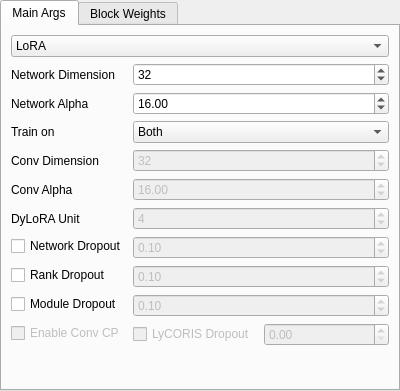
derrian-distro/LoRA_Easy_Training_Scripts, file ui_files/NetworkUI.ui: the form before one commit.
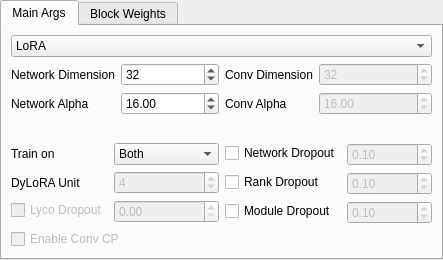
The form after the commit. Custom widgets are drawn as their Qt base class.

Patch:
```diff
--- a/ui_files/NetworkUI.ui
+++ b/ui_files/NetworkUI.ui
@@ -6,10 +6,16 @@
    <rect>
     <x>0</x>
     <y>0</y>
-    <width>400</width>
-    <height>391</height>
+    <width>443</width>
+    <height>260</height>
    </rect>
   </property>
+  <property name="sizePolicy">
+   <sizepolicy hsizetype="Preferred" vsizetype="Preferred">
+    <horstretch>0</horstretch>
+    <verstretch>0</verstretch>
+   </sizepolicy>
+  </property>
   <property name="minimumSize">
    <size>
     <width>0</width>
@@ -59,7 +65,7 @@
       <attribute name="title">
        <string>Main Args</string>
       </attribute>
-      <layout class="QFormLayout" name="formLayout_2">
+      <layout class="QGridLayout" name="gridLayout">
        <item row="0" column="0" colspan="2">
         <widget class="ComboBox" name="algo_select">
          <property name="focusPolicy">
@@ -106,14 +112,22 @@
         </widget>
        </item>
        <item row="1" column="0">
+        <layout class="QFormLayout" name="formLayout">
+         <item row="0" column="0">
         <widget class="QLabel" name="network_dim_label">
          <property name="text">
           <string>Network Dimension</string>
          </property>
         </widget>
        </item>
-       <item row="1" column="1">
+         <item row="0" column="1">
         <widget class="SpinBox" name="network_dim_input">
+           <property name="maximumSize">
+            <size>
+             <width>16777215</width>
+             <height>16777215</height>
+            </size>
+           </property>
          <property name="focusPolicy">
           <enum>Qt::StrongFocus</enum>
          </property>
@@ -131,15 +145,21 @@
          </property>
         </widget>
        </item>
-       <item row="2" column="0">
+         <item row="1" column="0">
         <widget class="QLabel" name="network_alpha_label">
          <property name="text">
           <string>Network Alpha</string>
          </property>
         </widget>
        </item>
-       <item row="2" column="1">
+         <item row="1" column="1">
         <widget class="DoubleSpinBox" name="network_alpha_input">
+           <property name="maximumSize">
+            <size>
+             <width>16777215</width>
+             <height>16777215</height>
+            </size>
+           </property>
          <property name="focusPolicy">
           <enum>Qt::StrongFocus</enum>
          </property>
@@ -157,39 +177,11 @@
          </property>
         </widget>
        </item>
-       <item row="3" column="0">
-        <widget class="QLabel" name="unet_te_both_label">
-         <property name="text">
-          <string>Train on</string>
-         </property>
-        </widget>
+        </layout>
        </item>
-       <item row="3" column="1">
-        <widget class="ComboBox" name="unet_te_both_select">
-         <property name="focusPolicy">
-          <enum>Qt::StrongFocus</enum>
-         </property>
-         <property name="toolTip">
-          <string>&lt;html&gt;&lt;head/&gt;&lt;body&gt;&lt;p&gt;You can train on both the text encoder and unet or only one or the other, most of the time you want to train on both.&lt;/p&gt;&lt;/body&gt;&lt;/html&gt;</string>
-         </property>
-         <item>
-          <property name="text">
-           <string>Both</string>
-          </property>
-         </item>
-         <item>
-          <property name="text">
-           <string>Unet Only</string>
-          </property>
-         </item>
-         <item>
-          <property name="text">
-           <string>Text Encoder Only</string>
-          </property>
-         </item>
-        </widget>
-       </item>
-       <item row="4" column="0">
+       <item row="1" column="1">
+        <layout class="QFormLayout" name="formLayout_2">
+         <item row="0" column="0">
         <widget class="QLabel" name="conv_dim_label">
          <property name="enabled">
           <bool>true</bool>
@@ -199,7 +191,7 @@
          </property>
         </widget>
        </item>
-       <item row="4" column="1">
+         <item row="0" column="1">
         <widget class="SpinBox" name="conv_dim_input">
          <property name="enabled">
           <bool>false</bool>
@@ -218,7 +210,7 @@
          </property>
         </widget>
        </item>
-       <item row="5" column="0">
+         <item row="1" column="0">
         <widget class="QLabel" name="conv_alpha_label">
          <property name="enabled">
           <bool>true</bool>
@@ -228,7 +220,7 @@
          </property>
         </widget>
        </item>
-       <item row="5" column="1">
+         <item row="1" column="1">
         <widget class="DoubleSpinBox" name="conv_alpha_input">
          <property name="enabled">
           <bool>false</bool>
@@ -247,7 +239,11 @@
          </property>
         </widget>
        </item>
-       <item row="6" column="0">
+        </layout>
+       </item>
+       <item row="2" column="0">
+        <layout class="QFormLayout" name="formLayout_3">
+         <item row="1" column="0">
         <widget class="QLabel" name="dylora_unit_label">
          <property name="enabled">
           <bool>true</bool>
@@ -257,11 +253,17 @@
          </property>
         </widget>
        </item>
-       <item row="6" column="1">
+         <item row="1" column="1">
         <widget class="SpinBox" name="dylora_unit_input">
          <property name="enabled">
           <bool>false</bool>
          </property>
+           <property name="maximumSize">
+            <size>
+             <width>16777215</width>
+             <height>16777215</height>
+            </size>
+           </property>
          <property name="focusPolicy">
           <enum>Qt::StrongFocus</enum>
          </property>
@@ -273,7 +275,109 @@
          </property>
         </widget>
        </item>
-       <item row="7" column="0">
+         <item row="2" column="0">
+          <widget class="QCheckBox" name="lyco_dropout_enable">
+           <property name="enabled">
+            <bool>false</bool>
+           </property>
+           <property name="text">
+            <string>Lyco Dropout</string>
+           </property>
+          </widget>
+         </item>
+         <item row="2" column="1">
+          <widget class="DoubleSpinBox" name="lyco_dropout_input">
+           <property name="enabled">
+            <bool>false</bool>
+           </property>
+           <property name="maximumSize">
+            <size>
+             <width>16777215</width>
+             <height>16777215</height>
+            </size>
+           </property>
+           <property name="focusPolicy">
+            <enum>Qt::StrongFocus</enum>
+           </property>
+           <property name="toolTip">
+            <string>&lt;html&gt;&lt;head/&gt;&lt;body&gt;&lt;p&gt;Dropout from LyCORIS. Not clearly explained in the readme, not entirely sure what it does.&lt;/p&gt;&lt;/body&gt;&lt;/html&gt;</string>
+           </property>
+           <property name="maximum">
+            <double>1.000000000000000</double>
+           </property>
+           <property name="singleStep">
+            <double>0.010000000000000</double>
+           </property>
+          </widget>
+         </item>
+         <item row="3" column="0" colspan="2">
+          <widget class="QCheckBox" name="cp_enable">
+           <property name="enabled">
+            <bool>false</bool>
+           </property>
+           <property name="toolTip">
+            <string>&lt;html&gt;&lt;head/&gt;&lt;body&gt;&lt;p&gt;Enables Conv CP, which is some form of compression algorithm that further reduces file size, I personally suggest you don't use it&lt;/p&gt;&lt;/body&gt;&lt;/html&gt;</string>
+           </property>
+           <property name="text">
+            <string>Enable Conv CP</string>
+           </property>
+          </widget>
+         </item>
+         <item row="0" column="0">
+          <widget class="QLabel" name="unet_te_both_label">
+           <property name="text">
+            <string>Train on</string>
+           </property>
+          </widget>
+         </item>
+         <item row="0" column="1">
+          <widget class="ComboBox" name="unet_te_both_select">
+           <property name="sizePolicy">
+            <sizepolicy hsizetype="Preferred" vsizetype="Fixed">
+             <horstretch>0</horstretch>
+             <verstretch>0</verstretch>
+            </sizepolicy>
+           </property>
+           <property name="minimumSize">
+            <size>
+             <width>0</width>
+             <height>0</height>
+            </size>
+           </property>
+           <property name="maximumSize">
+            <size>
+             <width>16777215</width>
+             <height>16777215</height>
+            </size>
+           </property>
+           <property name="focusPolicy">
+            <enum>Qt::StrongFocus</enum>
+           </property>
+           <property name="toolTip">
+            <string>&lt;html&gt;&lt;head/&gt;&lt;body&gt;&lt;p&gt;You can train on both the text encoder and unet or only one or the other, most of the time you want to train on both.&lt;/p&gt;&lt;/body&gt;&lt;/html&gt;</string>
+           </property>
+           <item>
+            <property name="text">
+             <string>Both</string>
+            </property>
+           </item>
+           <item>
+            <property name="text">
+             <string>Unet Only</string>
+            </property>
+           </item>
+           <item>
+            <property name="text">
+             <string>TE Only</string>
+            </property>
+           </item>
+          </widget>
+         </item>
+        </layout>
+       </item>
+       <item row="2" column="1">
+        <layout class="QFormLayout" name="formLayout_4">
+         <item row="0" column="0">
         <widget class="QCheckBox" name="network_dropout_enable">
          <property name="enabled">
           <bool>true</bool>
@@ -283,7 +387,7 @@
          </property>
         </widget>
        </item>
-       <item row="7" column="1">
+         <item row="0" column="1">
         <widget class="DoubleSpinBox" name="network_dropout_input">
          <property name="enabled">
           <bool>false</bool>
@@ -305,14 +409,14 @@
          </property>
         </widget>
        </item>
-       <item row="8" column="0">
+         <item row="1" column="0">
         <widget class="QCheckBox" name="rank_dropout_enable">
          <property name="text">
           <string>Rank Dropout</string>
          </property>
         </widget>
        </item>
-       <item row="8" column="1">
+         <item row="1" column="1">
         <widget class="DoubleSpinBox" name="rank_dropout_input">
          <property name="enabled">
           <bool>false</bool>
@@ -334,14 +438,14 @@
          </property>
         </widget>
        </item>
-       <item row="9" column="0">
+         <item row="2" column="0">
         <widget class="QCheckBox" name="module_dropout_enable">
          <property name="text">
           <string>Module Dropout</string>
          </property>
         </widget>
        </item>
-       <item row="9" column="1">
+         <item row="2" column="1">
         <widget class="DoubleSpinBox" name="module_dropout_input">
          <property name="enabled">
           <bool>false</bool>
@@ -363,50 +467,6 @@
          </property>
         </widget>
        </item>
-       <item row="10" column="0">
-        <widget class="QCheckBox" name="cp_enable">
-         <property name="enabled">
-          <bool>false</bool>
-         </property>
-         <property name="toolTip">
-          <string>&lt;html&gt;&lt;head/&gt;&lt;body&gt;&lt;p&gt;Enables Conv CP, which is some form of compression algorithm that further reduces file size, I personally suggest you don't use it&lt;/p&gt;&lt;/body&gt;&lt;/html&gt;</string>
-         </property>
-         <property name="text">
-          <string>Enable Conv CP</string>
-         </property>
-        </widget>
-       </item>
-       <item row="10" column="1">
-        <layout class="QHBoxLayout" name="horizontalLayout">
-         <item>
-          <widget class="QCheckBox" name="lyco_dropout_enable">
-           <property name="enabled">
-            <bool>false</bool>
-           </property>
-           <property name="text">
-            <string>LyCORIS Dropout</string>
-           </property>
-          </widget>
-         </item>
-         <item>
-          <widget class="DoubleSpinBox" name="lyco_dropout_input">
-           <property name="enabled">
-            <bool>false</bool>
-           </property>
-           <property name="focusPolicy">
-            <enum>Qt::StrongFocus</enum>
-           </property>
-           <property name="toolTip">
-            <string>&lt;html&gt;&lt;head/&gt;&lt;body&gt;&lt;p&gt;Dropout from LyCORIS. Not clearly explained in the readme, not entirely sure what it does.&lt;/p&gt;&lt;/body&gt;&lt;/html&gt;</string>
-           </property>
-           <property name="maximum">
-            <double>1.000000000000000</double>
-           </property>
-           <property name="singleStep">
-            <double>0.010000000000000</double>
-           </property>
-          </widget>
-         </item>
         </layout>
        </item>
       </layout>
@@ -441,8 +501,8 @@
            <rect>
             <x>0</x>
             <y>0</y>
-            <width>394</width>
-            <height>359</height>
+            <width>437</width>
+            <height>228</height>
            </rect>
           </property>
           <layout class="QVBoxLayout" name="verticalLayout_3">
```
Lines whose indentation alone changed are shown as unchanged.
